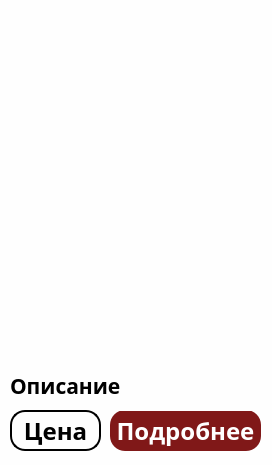
Qt form card.ui (yobysheva/pyQT_DressesStore) before a commit.
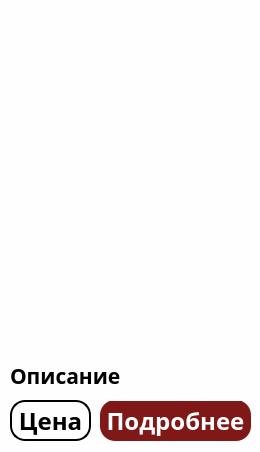
The same form after that commit.

Commit message: commit "Добавила кнопки назад и вперед, изменила вид кнопок при нажатии"

The edit to the form file:
```diff
--- a/card.ui
+++ b/card.ui
@@ -6,8 +6,8 @@
    <rect>
     <x>0</x>
     <y>0</y>
-    <width>272</width>
-    <height>465</height>
+    <width>260</width>
+    <height>452</height>
    </rect>
   </property>
   <property name="font">
@@ -24,8 +24,8 @@
   <widget class="QPushButton" name="details">
    <property name="geometry">
     <rect>
-     <x>110</x>
-     <y>410</y>
+     <x>100</x>
+     <y>400</y>
      <width>151</width>
      <height>41</height>
     </rect>
@@ -48,7 +48,7 @@
 border-radius: 15px;
 border-style: outset;
 background: rgb(128,24,24);
-color: white;
+color:rgb(254,254,254);
 font-weight: bold;
 font: 18pt &quot;Futurespore Cyrillic&quot;;
 }</string>
@@ -61,8 +61,8 @@
    <property name="geometry">
     <rect>
      <x>10</x>
-     <y>360</y>
-     <width>251</width>
+     <y>350</y>
+     <width>241</width>
      <height>51</height>
     </rect>
    </property>
@@ -76,7 +76,8 @@
     </font>
    </property>
    <property name="styleSheet">
-    <string notr="true">font-weight: bold;
+    <string notr="true">color: black;
+font-weight: bold;
 font: 16pt &quot;HelveticaNeueCyr&quot;;</string>
    </property>
    <property name="text">
@@ -88,8 +89,8 @@
     <rect>
      <x>10</x>
      <y>10</y>
-     <width>251</width>
-     <height>351</height>
+     <width>241</width>
+     <height>341</height>
     </rect>
    </property>
    <layout class="QVBoxLayout" name="verticalLayout"/>
@@ -98,8 +99,8 @@
    <property name="geometry">
     <rect>
      <x>10</x>
-     <y>410</y>
-     <width>91</width>
+     <y>400</y>
+     <width>81</width>
      <height>41</height>
     </rect>
    </property>
```
Left out of the diff: 6 changed lines with no effect on the pictures. The commit also changes 3 other files.
